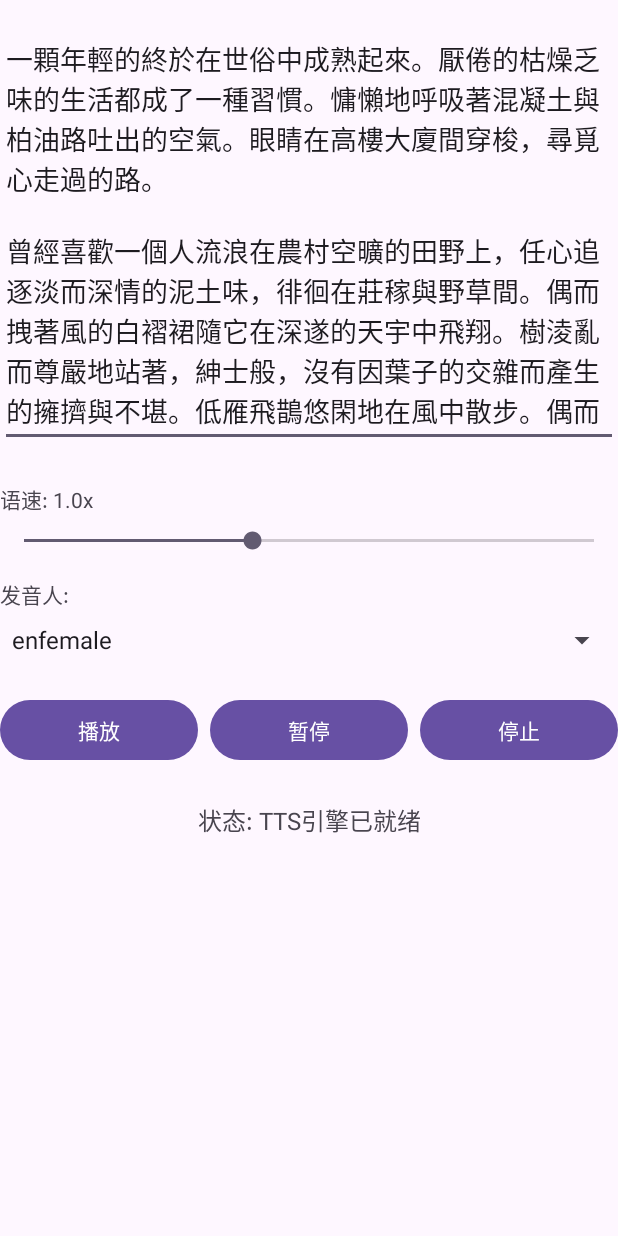
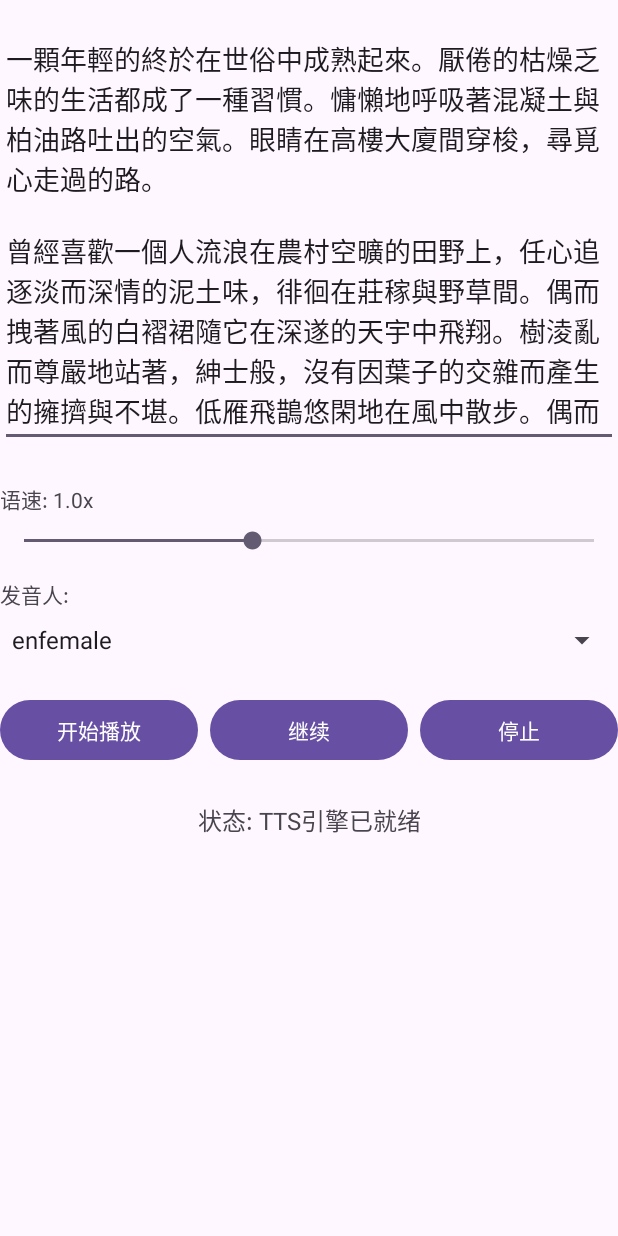
Before and after one commit to hurist/TTSDemo, an Android app: the screen it shows after launch (MainActivity), on a phone screen of 412 x 824 dp. Run offline under Robolectric (Android 15) with nearby library versions, the phone set to English and light mode, and no system bars; 1 statement that could not run was skipped.

Commit message:
✨ 引入 `isPlaying` 状态流并优化UI响应
- **新增**：在 `TtsSynthesizer` 中引入 `StateFlow<Boolean>` (`isPlaying`)，向 UI 层暴露播放状态，实现响应式编程。
- **修改**：
    - `MainActivity.kt` 订阅 `isPlaying` 状态流，自动更新暂停/继续按钮的文本，取代了原先在 `onStateChanged` 回调中的手动逻辑。
    - `TtsSynthesizer` 的 `pause()` 和 `resume()` 方法增加了状态检查与日志记录，增强了调用的健壮性。
- **重构**：简化了 `TtsSynthesizer` 内部的 `handleSpeak` 逻辑和相关注释，使其职责更清晰。
- **UI**：`activity_main.xml` 中 “播放” 按钮的文本更新为 “开始播放”，使其意图更明确。

```diff
--- a/app/src/main/java/com/hurist/ttsdemo/MainActivity.kt
+++ b/app/src/main/java/com/hurist/ttsdemo/MainActivity.kt
@@ -20,6 +20,8 @@ import com.qq.wx.offlinevoice.synthesizer.TtsCallback
 import com.qq.wx.offlinevoice.synthesizer.TtsPlaybackState
 import com.qq.wx.offlinevoice.synthesizer.TtsSynthesizer
 import kotlinx.coroutines.Dispatchers
+import kotlinx.coroutines.flow.launchIn
+import kotlinx.coroutines.flow.onEach
 import kotlinx.coroutines.launch
 import kotlinx.coroutines.withContext
 import java.io.File
@@ -161,6 +163,9 @@ class MainActivity : AppCompatActivity() {
      */
     private fun initTts() {
         tts = TtsSynthesizer(this, currentVoice)
+        tts!!.isPlaying.onEach {
+            buttonPause.text = if (it) "暂停" else "继续"
+        }.launchIn(lifecycleScope)
 
         // 设置回调以监听TTS事件
         val callback = object : TtsCallback {
@@ -199,15 +204,12 @@ class MainActivity : AppCompatActivity() {
                     when (newState) {
                         TtsPlaybackState.IDLE -> {
                             updateStatus("空闲")
-                            buttonPause.text = "暂停"
                         }
                         TtsPlaybackState.PLAYING -> {
                             updateStatus("播放中")
-                            buttonPause.text = "暂停"
                         }
                         TtsPlaybackState.PAUSED -> {
                             updateStatus("已暂停")
-                            buttonPause.text = "继续"
                         }
                     }
                 }
--- a/app/src/main/res/layout/activity_main.xml
+++ b/app/src/main/res/layout/activity_main.xml
@@ -65,7 +65,7 @@
         android:id="@+id/buttonPlay"
         android:layout_width="0dp"
         android:layout_height="wrap_content"
-        android:text="播放"
+        android:text="开始播放"
         app:layout_constraintTop_toBottomOf="@id/spinnerVoice"
         app:layout_constraintStart_toStartOf="parent"
         app:layout_constraintEnd_toStartOf="@id/buttonPause"
```
Also changed, not shown: app/src/main/java/com/qq/wx/offlinevoice/synthesizer/TtsSynthesizer.kt (+31 -22 lines).
